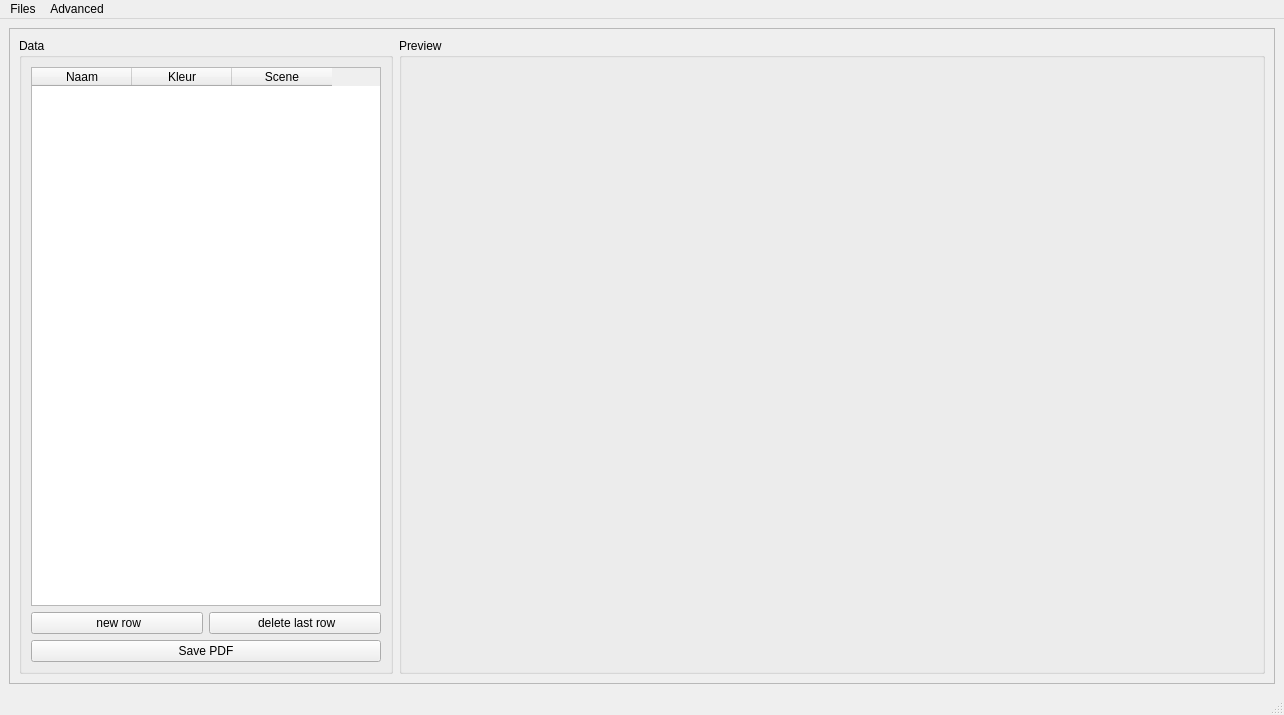
Qt form GUI/layout.ui (flol3622/jufDea) before a commit.
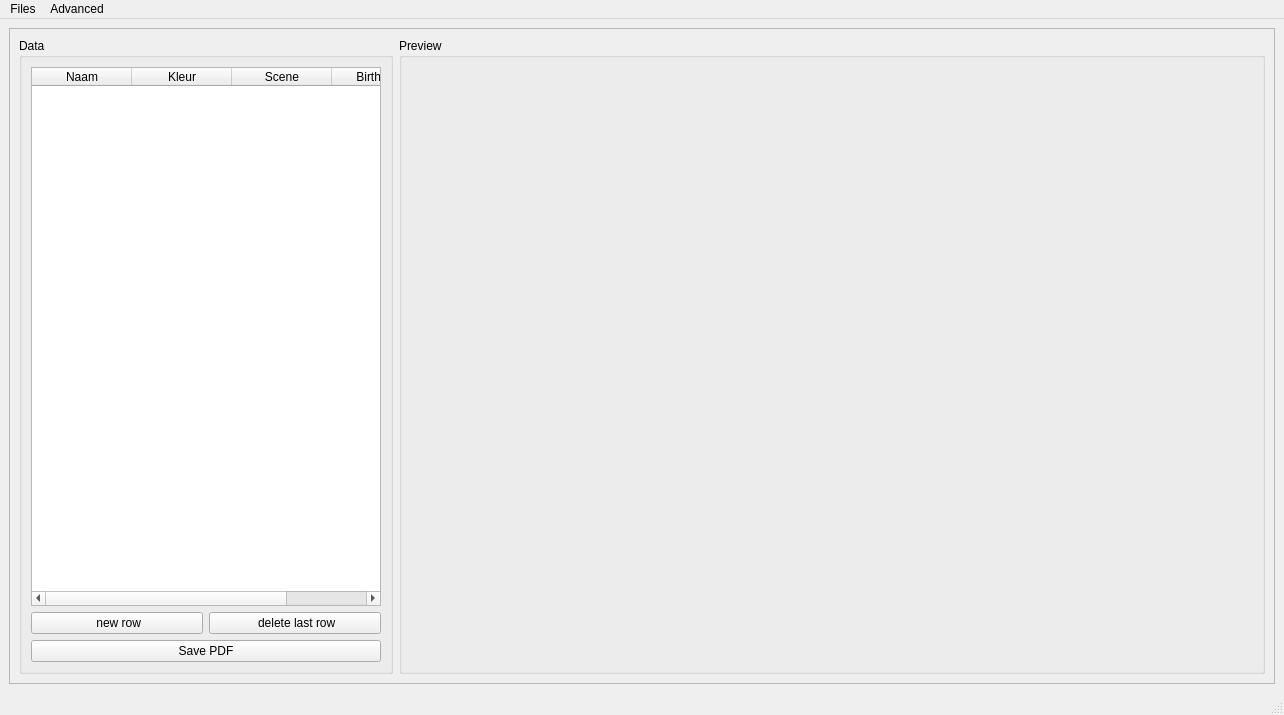
The same form after that commit. Icons and pictures are not drawn.

Commit message: birth date column

```diff
--- a/GUI/layout.ui
+++ b/GUI/layout.ui
@@ -65,6 +65,11 @@
               <string>Scene</string>
              </property>
             </column>
+            <column>
+             <property name="text">
+              <string>Birth date</string>
+             </property>
+            </column>
            </widget>
           </item>
           <item>
```
The commit also changes 2 other files.
